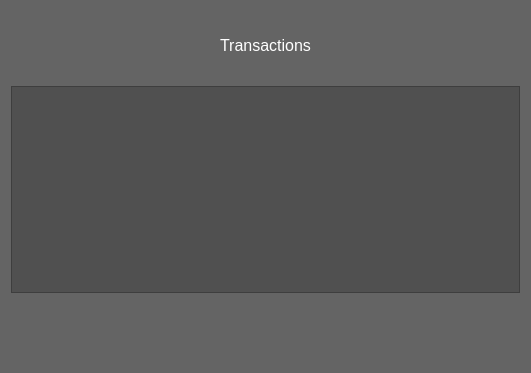
The window that gui/transactions_window.ui (kkonsw/expense-tracker) describes before a commit, drawn with Qt 5.
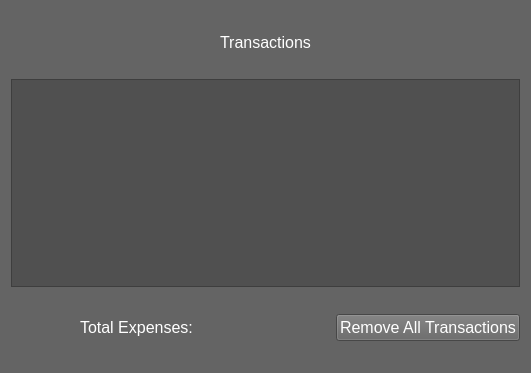
The same window after the commit.

Commit message: Change UI + add total expenses

The edit to the form file:
```diff
--- a/gui/transactions_window.ui
+++ b/gui/transactions_window.ui
@@ -22,9 +22,20 @@
   <property name="styleSheet">
    <string notr="true">background-color: rgb(100, 100, 100);</string>
   </property>
-  <layout class="QVBoxLayout" name="verticalLayout_2">
+  <layout class="QVBoxLayout" name="verticalLayout" stretch="1,1,1,10,1,1,1">
    <item>
-    <layout class="QVBoxLayout" name="verticalLayout" stretch="1,3,1">
+    <spacer name="verticalSpacer_2">
+     <property name="orientation">
+      <enum>Qt::Vertical</enum>
+     </property>
+     <property name="sizeHint" stdset="0">
+      <size>
+       <width>20</width>
+       <height>40</height>
+      </size>
+     </property>
+    </spacer>
+   </item>
      <item>
       <widget class="QLabel" name="label_welcome">
        <property name="font">
@@ -43,6 +54,19 @@
        </property>
       </widget>
      </item>
+   <item>
+    <spacer name="verticalSpacer_3">
+     <property name="orientation">
+      <enum>Qt::Vertical</enum>
+     </property>
+     <property name="sizeHint" stdset="0">
+      <size>
+       <width>20</width>
+       <height>40</height>
+      </size>
+     </property>
+    </spacer>
+   </item>
      <item>
       <widget class="QTableView" name="tableView">
        <property name="font">
@@ -52,7 +76,8 @@
        </property>
        <property name="styleSheet">
         <string notr="true">background-color: rgb(80, 80, 80);
-color: rgb(255, 255, 255);</string>
+color: rgb(255, 255, 255);
+selection-background-color: grey;</string>
        </property>
       </widget>
      </item>
@@ -64,13 +89,84 @@
        <property name="sizeHint" stdset="0">
         <size>
          <width>20</width>
-         <height>40</height>
+       <height>17</height>
         </size>
        </property>
       </spacer>
+   </item>
+   <item>
+    <layout class="QHBoxLayout" name="horizontalLayout" stretch="1,1,2,1">
+     <item>
+      <spacer name="horizontalSpacer_2">
+       <property name="orientation">
+        <enum>Qt::Horizontal</enum>
+       </property>
+       <property name="sizeHint" stdset="0">
+        <size>
+         <width>40</width>
+         <height>20</height>
+        </size>
+       </property>
+      </spacer>
+     </item>
+     <item>
+      <widget class="QLabel" name="label_totalExpenses">
+       <property name="font">
+        <font>
+         <pointsize>12</pointsize>
+        </font>
+       </property>
+       <property name="styleSheet">
+        <string notr="true">color: rgb(255, 255, 255);</string>
+       </property>
+       <property name="text">
+        <string>Total Expenses:</string>
+       </property>
+      </widget>
+     </item>
+     <item>
+      <spacer name="horizontalSpacer">
+       <property name="orientation">
+        <enum>Qt::Horizontal</enum>
+       </property>
+       <property name="sizeHint" stdset="0">
+        <size>
+         <width>40</width>
+         <height>20</height>
+        </size>
+       </property>
+      </spacer>
+     </item>
+     <item>
+      <widget class="QPushButton" name="button_clearTransactions">
+       <property name="font">
+        <font>
+         <pointsize>12</pointsize>
+        </font>
+       </property>
+       <property name="styleSheet">
+        <string notr="true">color: rgb(255, 255, 255);</string>
+       </property>
+       <property name="text">
+        <string>Remove All Transactions</string>
+       </property>
+      </widget>
      </item>
     </layout>
    </item>
+   <item>
+    <spacer name="verticalSpacer_4">
+     <property name="orientation">
+      <enum>Qt::Vertical</enum>
+     </property>
+     <property name="sizeHint" stdset="0">
+      <size>
+       <width>20</width>
+       <height>40</height>
+      </size>
+     </property>
+    </spacer>
+   </item>
   </layout>
  </widget>
  <resources/>
```
Lines whose indentation alone changed are shown as unchanged. The commit also changes 5 other files.
